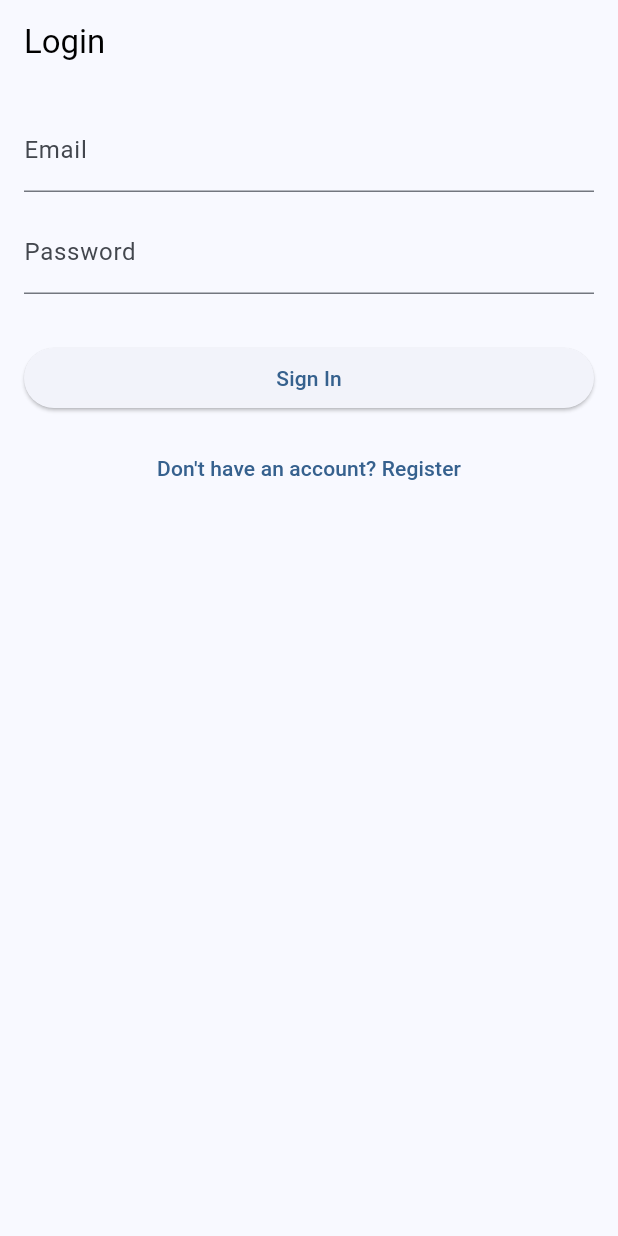
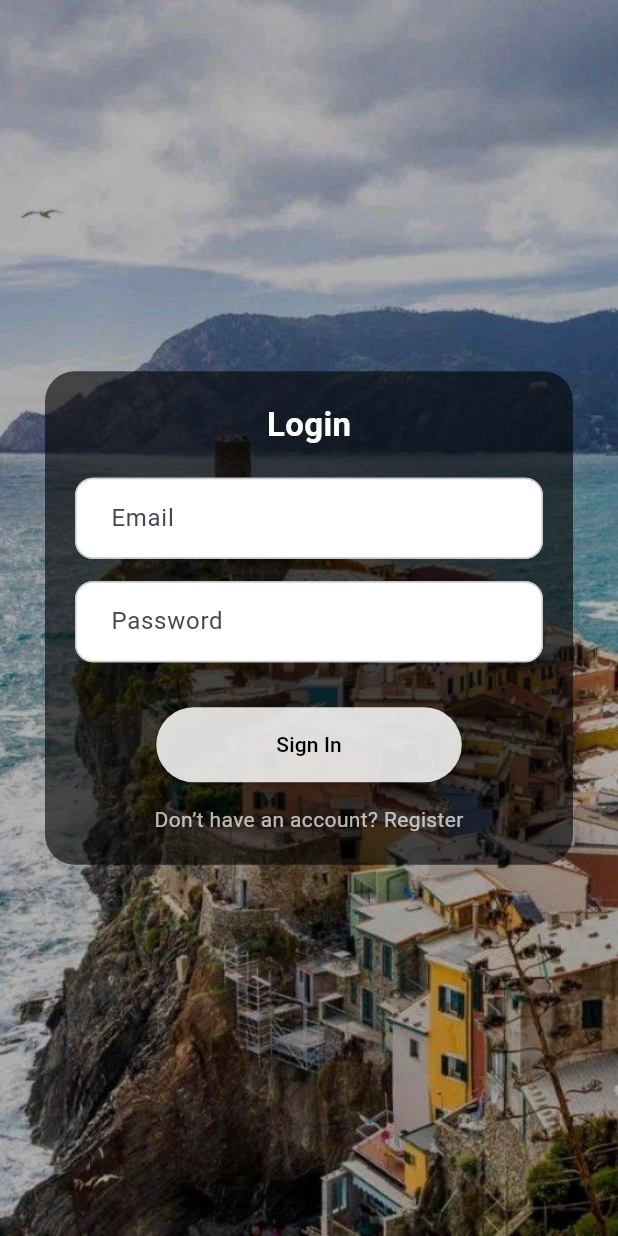
Before and after one commit to 7void/TripSentry, a Flutter app: the screen it shows after launch, on a phone screen of 412 x 824 dp. Run offline on Flutter 3.47's test engine with Material 3 defaults, Android fonts, the phone set to English and light mode, and no system bars; our stand-ins replace cloud_firestore, convert, firebase_auth, firebase_core, flutter_dotenv, flutter_local_notifications and 7 more; missing offline and left inert: flutter_phone_direct_caller, geofence_service, porcupine_flutter, web3dart; accounts and stored records are empty.

Commit message:
Save local changes before merging main

```diff
--- a/lib/main.dart
+++ b/lib/main.dart
@@ -30,6 +30,7 @@ import 'services/chat_session_service.dart';
 import 'services/geofence_background_service.dart';
 import 'services/group_alert_listener.dart';
 import 'l10n/app_localizations.dart';
+import 'theme/app_theme.dart';
 import 'services/risk_score_service.dart';
 
 Future<void> main() async {
@@ -372,20 +373,8 @@ class _MyAppState extends State<MyApp> {
         locale: lp.locale,
         localizationsDelegates: AppLocalizations.localizationsDelegates,
         supportedLocales: AppLocalizations.supportedLocales,
-        theme: ThemeData(
-          colorScheme: ColorScheme.fromSeed(
-              seedColor: Colors.blue, brightness: Brightness.light),
-          useMaterial3: true,
-          appBarTheme: const AppBarTheme(
-              backgroundColor: Colors.transparent,
-              elevation: 0,
-              foregroundColor: Colors.black),
-        ),
-        darkTheme: ThemeData(
-          colorScheme: ColorScheme.fromSeed(
-              seedColor: Colors.blue, brightness: Brightness.dark),
-          useMaterial3: true,
-        ),
+        theme: AppTheme.light,
+        darkTheme: AppTheme.dark,
         home: const SplashScreen(),
         builder: (context, child) => child ?? const SizedBox.shrink(),
         routes: {
--- a/lib/screens/login_screen.dart
+++ b/lib/screens/login_screen.dart
@@ -2,7 +2,7 @@ import 'package:flutter/material.dart';
 import 'package:firebase_auth/firebase_auth.dart';
 import '../services/location_service_helper.dart';
 import '../services/user_service.dart';
-import '../utils/permission_utils.dart'; // ✅ added import
+import '../utils/permission_utils.dart';
 import 'dart:async';
 
 class LoginScreen extends StatefulWidget {
@@ -24,9 +24,7 @@ class _LoginScreenState extends State<LoginScreen> {
       if (granted) {
         await LocationServiceHelper.startServiceIfAllowed();
       }
-    } catch (_) {
-      // Swallow errors to avoid blocking login UX
-    }
+    } catch (_) {}
   }
 
   Future<void> _signIn() async {
@@ -40,14 +38,9 @@ class _LoginScreenState extends State<LoginScreen> {
         email: _emailController.text.trim(),
         password: _passwordController.text,
       );
-      // Ensure Firestore has blockchainId field for this user (non-blocking for UX)
-      // ignore: discarded_futures
       UserService.ensureBlockchainIdOnLogin();
       if (!mounted) return;
-      // Navigate immediately — don't block on permissions/service start
       Navigator.of(context).pushReplacementNamed('/home');
-      // Kick off tracking initialization in background
-      // ignore: discarded_futures
       _initTracking();
     } on FirebaseAuthException catch (e) {
       setState(() {
@@ -69,50 +62,131 @@ class _LoginScreenState extends State<LoginScreen> {
   @override
   Widget build(BuildContext context) {
     return Scaffold(
-      appBar: AppBar(title: const Text('Login')),
-      body: Padding(
-        padding: const EdgeInsets.all(16),
+      body: Stack(
+        children: [
+          // Background image
+          SizedBox.expand(
+            child: Image.asset(
+              "assets/images/background.jpg", // ✅ put your uploaded image here
+              fit: BoxFit.cover,
+            ),
+          ),
+
+          // Semi-transparent dark overlay
+          Container(color: Colors.black.withOpacity(0.3)),
+
+          // Centered login card
+          Center(
+            child: Container(
+              margin: const EdgeInsets.symmetric(horizontal: 30),
+              padding: const EdgeInsets.all(20),
+              decoration: BoxDecoration(
+                color: Colors.black.withOpacity(0.6),
+                borderRadius: BorderRadius.circular(20),
+              ),
               child: Column(
+                mainAxisSize: MainAxisSize.min,
                 children: [
+                  const Text(
+                    "Login",
+                    style: TextStyle(
+                      fontSize: 22,
+                      fontWeight: FontWeight.bold,
+                      color: Colors.white,
+                    ),
+                  ),
+                  const SizedBox(height: 20),
+
+                  // Email
                   TextField(
                     controller: _emailController,
-              decoration: const InputDecoration(labelText: 'Email'),
                     keyboardType: TextInputType.emailAddress,
+                    decoration: InputDecoration(
+                      hintText: "Email",
+                      filled: true,
+                      fillColor: Colors.white,
+                      border: OutlineInputBorder(
+                        borderRadius: BorderRadius.circular(30),
+                        borderSide: BorderSide.none,
                       ),
-            const SizedBox(height: 12),
+                      contentPadding: const EdgeInsets.symmetric(
+                        horizontal: 20,
+                        vertical: 15,
+                      ),
+                    ),
+                  ),
+                  const SizedBox(height: 15),
+
+                  // Password
                   TextField(
                     controller: _passwordController,
-              decoration: const InputDecoration(labelText: 'Password'),
                     obscureText: true,
+                    decoration: InputDecoration(
+                      hintText: "Password",
+                      filled: true,
+                      fillColor: Colors.white,
+                      border: OutlineInputBorder(
+                        borderRadius: BorderRadius.circular(30),
+                        borderSide: BorderSide.none,
                       ),
-            const SizedBox(height: 16),
+                      contentPadding: const EdgeInsets.symmetric(
+                        horizontal: 20,
+                        vertical: 15,
+                      ),
+                    ),
+                  ),
+                  const SizedBox(height: 20),
+
                   if (_error != null)
-              Text(_error!, style: const TextStyle(color: Colors.red)),
-            const SizedBox(height: 16),
-            SizedBox(
-              width: double.infinity,
-              child: ElevatedButton(
+                    Text(
+                      _error!,
+                      style: const TextStyle(color: Colors.redAccent),
+                    ),
+                  const SizedBox(height: 10),
+
+                  // Sign in button
+                  ElevatedButton(
+                    style: ElevatedButton.styleFrom(
+                      backgroundColor: Colors.white.withOpacity(0.85),
+                      foregroundColor: Colors.black,
+                      shape: RoundedRectangleBorder(
+                        borderRadius: BorderRadius.circular(30),
+                      ),
+                      padding: const EdgeInsets.symmetric(
+                        horizontal: 80,
+                        vertical: 15,
+                      ),
+                    ),
                     onPressed: _loading ? null : _signIn,
                     child: _loading
                         ? const SizedBox(
-                        height: 20,
-                        width: 20,
+                            height: 18,
+                            width: 18,
                             child: CircularProgressIndicator(strokeWidth: 2),
                           )
-                    : const Text('Sign In'),
+                        : const Text("Sign In"),
+                  ),
+                  const SizedBox(height: 15),
+
+                  // Register link
+                  GestureDetector(
+                    onTap: _loading
+                        ? null
+                        : () => Navigator.of(context)
+                            .pushReplacementNamed('/register'),
+                    child: const Text(
+                      "Don’t have an account? Register",
+                      style: TextStyle(
+                        color: Colors.white70,
                       ),
                     ),
-            const SizedBox(height: 12),
-            TextButton(
-              onPressed: _loading
-                  ? null
-                  : () =>
-                      Navigator.of(context).pushReplacementNamed('/register'),
-              child: const Text("Don't have an account? Register"),
                   ),
                 ],
               ),
             ),
+          ),
+        ],
+      ),
     );
   }
 }
--- /dev/null
+++ b/lib/theme/app_theme.dart
@@ -0,0 +1,77 @@
+import 'package:flutter/material.dart';
+
+class AppTheme {
+  static ThemeData light = _base(brightness: Brightness.light);
+  static ThemeData dark = _base(brightness: Brightness.dark);
+
+  static ThemeData _base({required Brightness brightness}) {
+    final Color seed = const Color(0xFF2B74FF);
+    final ColorScheme scheme = ColorScheme.fromSeed(
+      seedColor: seed,
+      brightness: brightness,
+    );
+
+    return ThemeData(
+      colorScheme: scheme,
+      useMaterial3: true,
+      visualDensity: VisualDensity.standard,
+      appBarTheme: AppBarTheme(
+        backgroundColor: Colors.transparent,
+        elevation: 0,
+        foregroundColor: scheme.onSurface,
+        centerTitle: false,
+      ),
+      cardTheme: CardThemeData(
+        elevation: 0,
+        margin: const EdgeInsets.symmetric(vertical: 8),
+        shape: RoundedRectangleBorder(
+          borderRadius: BorderRadius.circular(14),
+        ),
+      ),
+      inputDecorationTheme: InputDecorationTheme(
+        border: const OutlineInputBorder(),
+        enabledBorder: OutlineInputBorder(
+          borderSide: BorderSide(color: scheme.outlineVariant),
+          borderRadius: BorderRadius.circular(12),
+        ),
+        focusedBorder: OutlineInputBorder(
+          borderSide: BorderSide(color: scheme.primary, width: 2),
+          borderRadius: BorderRadius.circular(12),
+        ),
+        contentPadding: const EdgeInsets.symmetric(horizontal: 14, vertical: 12),
+      ),
+      elevatedButtonTheme: ElevatedButtonThemeData(
+        style: ElevatedButton.styleFrom(
+          backgroundColor: scheme.primary,
+          foregroundColor: scheme.onPrimary,
+          padding: const EdgeInsets.symmetric(horizontal: 16, vertical: 12),
+          shape: RoundedRectangleBorder(borderRadius: BorderRadius.circular(12)),
+        ),
+      ),
+      filledButtonTheme: FilledButtonThemeData(
+        style: FilledButton.styleFrom(
+          padding: const EdgeInsets.symmetric(horizontal: 16, vertical: 12),
+          shape: RoundedRectangleBorder(borderRadius: BorderRadius.circular(12)),
+        ),
+      ),
+      outlinedButtonTheme: OutlinedButtonThemeData(
+        style: OutlinedButton.styleFrom(
+          padding: const EdgeInsets.symmetric(horizontal: 16, vertical: 12),
+          shape: RoundedRectangleBorder(borderRadius: BorderRadius.circular(12)),
+        ),
+      ),
+      chipTheme: ChipThemeData(
+        shape: RoundedRectangleBorder(borderRadius: BorderRadius.circular(24)),
+      ),
+      snackBarTheme: SnackBarThemeData(
+        behavior: SnackBarBehavior.floating,
+        backgroundColor: scheme.inverseSurface,
+        contentTextStyle: TextStyle(color: scheme.onInverseSurface),
+      ),
+      listTileTheme: ListTileThemeData(
+        iconColor: scheme.primary,
+        contentPadding: const EdgeInsets.symmetric(horizontal: 12, vertical: 4),
+      ),
+    );
+  }
+}
--- a/pubspec.yaml
+++ b/pubspec.yaml
@@ -77,4 +77,6 @@ flutter:
     - assets/
     - assets/contracts/
     - assets/wakewords/hey_sentry.ppn
+    - assets/images/
+    - assets/images/background.jpg
     - .env
```
Also changed, not shown: lib/screens/chat_screen.dart (+25 -24 lines), lib/screens/register_screen.dart (+46 -12 lines), assets/images/background.jpg (added), 2 other files. Lines whose indentation alone changed are shown as unchanged.
